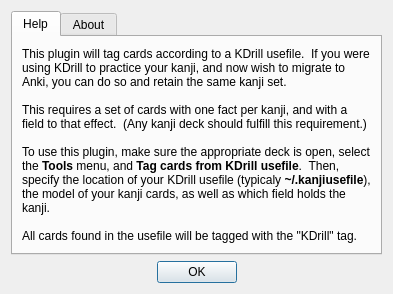
Above: kdrill/help.ui from fbriere/anki-kdrill before the change. Below: the same form after it.
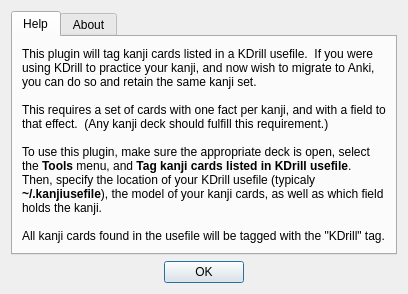
That is the form after the change.

Commit message: Settled on "Tag kanji cards listed in"

What changed in the file:
```diff
--- a/kdrill/help.ui
+++ b/kdrill/help.ui
@@ -29,13 +29,13 @@
 &lt;html&gt;&lt;head&gt;&lt;meta name=&quot;qrichtext&quot; content=&quot;1&quot; /&gt;&lt;style type=&quot;text/css&quot;&gt;
 p, li { white-space: pre-wrap; }
 &lt;/style&gt;&lt;/head&gt;&lt;body style=&quot; font-family:'Sans Serif'; font-size:9pt; font-weight:400; font-style:normal;&quot;&gt;
-&lt;p style=&quot; margin-top:0px; margin-bottom:0px; margin-left:0px; margin-right:0px; -qt-block-indent:0; text-indent:0px;&quot;&gt;This plugin will tag cards according to a KDrill usefile.  If you were using KDrill to practice your kanji, and now wish to migrate to Anki, you can do so and retain the same kanji set.&lt;/p&gt;
+&lt;p style=&quot; margin-top:0px; margin-bottom:0px; margin-left:0px; margin-right:0px; -qt-block-indent:0; text-indent:0px;&quot;&gt;This plugin will tag kanji cards listed in a KDrill usefile.  If you were using KDrill to practice your kanji, and now wish to migrate to Anki, you can do so and retain the same kanji set.&lt;/p&gt;
 &lt;p style=&quot;-qt-paragraph-type:empty; margin-top:0px; margin-bottom:0px; margin-left:0px; margin-right:0px; -qt-block-indent:0; text-indent:0px;&quot;&gt;&lt;br /&gt;&lt;/p&gt;
 &lt;p style=&quot; margin-top:0px; margin-bottom:0px; margin-left:0px; margin-right:0px; -qt-block-indent:0; text-indent:0px;&quot;&gt;This requires a set of cards with one fact per kanji, and with a field to that effect.  (Any kanji deck should fulfill this requirement.)&lt;/p&gt;
 &lt;p style=&quot;-qt-paragraph-type:empty; margin-top:0px; margin-bottom:0px; margin-left:0px; margin-right:0px; -qt-block-indent:0; text-indent:0px;&quot;&gt;&lt;br /&gt;&lt;/p&gt;
-&lt;p style=&quot; margin-top:0px; margin-bottom:0px; margin-left:0px; margin-right:0px; -qt-block-indent:0; text-indent:0px;&quot;&gt;To use this plugin, make sure the appropriate deck is open, select the &lt;span style=&quot; font-weight:600;&quot;&gt;Tools&lt;/span&gt; menu, and &lt;span style=&quot; font-weight:600;&quot;&gt;Tag cards from KDrill usefile&lt;/span&gt;.  Then, specify the location of your KDrill usefile (typicaly &lt;span style=&quot; font-weight:600;&quot;&gt;~/.kanjiusefile&lt;/span&gt;), the model of your kanji cards, as well as which field holds the kanji.&lt;/p&gt;
+&lt;p style=&quot; margin-top:0px; margin-bottom:0px; margin-left:0px; margin-right:0px; -qt-block-indent:0; text-indent:0px;&quot;&gt;To use this plugin, make sure the appropriate deck is open, select the &lt;span style=&quot; font-weight:600;&quot;&gt;Tools&lt;/span&gt; menu, and &lt;span style=&quot; font-weight:600;&quot;&gt;Tag kanji cards listed in KDrill usefile&lt;/span&gt;.  Then, specify the location of your KDrill usefile (typicaly &lt;span style=&quot; font-weight:600;&quot;&gt;~/.kanjiusefile&lt;/span&gt;), the model of your kanji cards, as well as which field holds the kanji.&lt;/p&gt;
 &lt;p style=&quot;-qt-paragraph-type:empty; margin-top:0px; margin-bottom:0px; margin-left:0px; margin-right:0px; -qt-block-indent:0; text-indent:0px;&quot;&gt;&lt;br /&gt;&lt;/p&gt;
-&lt;p style=&quot; margin-top:0px; margin-bottom:0px; margin-left:0px; margin-right:0px; -qt-block-indent:0; text-indent:0px;&quot;&gt;All cards found in the usefile will be tagged with the &amp;quot;KDrill&amp;quot; tag.&lt;/p&gt;&lt;/body&gt;&lt;/html&gt;</string>
+&lt;p style=&quot; margin-top:0px; margin-bottom:0px; margin-left:0px; margin-right:0px; -qt-block-indent:0; text-indent:0px;&quot;&gt;All kanji cards found in the usefile will be tagged with the &amp;quot;KDrill&amp;quot; tag.&lt;/p&gt;&lt;/body&gt;&lt;/html&gt;</string>
          </property>
          <property name="wordWrap">
           <bool>true</bool>
```
Left out of the diff: 2 changed lines with no effect on the pictures. The commit also changes 7 other files.
